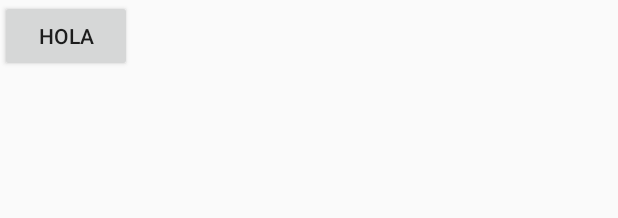
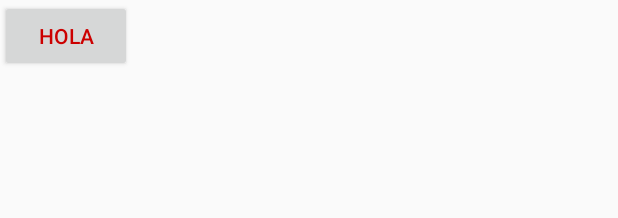
Before and after one commit to umadara86/TareaVersionesISJ, an Android app: the layout content_main.xml on its own in the app's theme, with its tools: preview values and no code run, on a phone screen of 412 x 824 dp. Shown: the top 218 px of the screen. Run offline under Robolectric (Android 15) with nearby library versions, the phone set to English and light mode, and no system bars.

Commit message:
Hola en rojo

```diff
--- a/app/src/main/res/layout/content_main.xml
+++ b/app/src/main/res/layout/content_main.xml
@@ -22,6 +22,7 @@
         android:layout_width="wrap_content"
         android:layout_height="wrap_content"
         android:text="Hola"
+        android:textColor="@android:color/holo_red_dark"
         tools:layout_editor_absoluteX="148dp"
         tools:layout_editor_absoluteY="299dp" />
 
```
